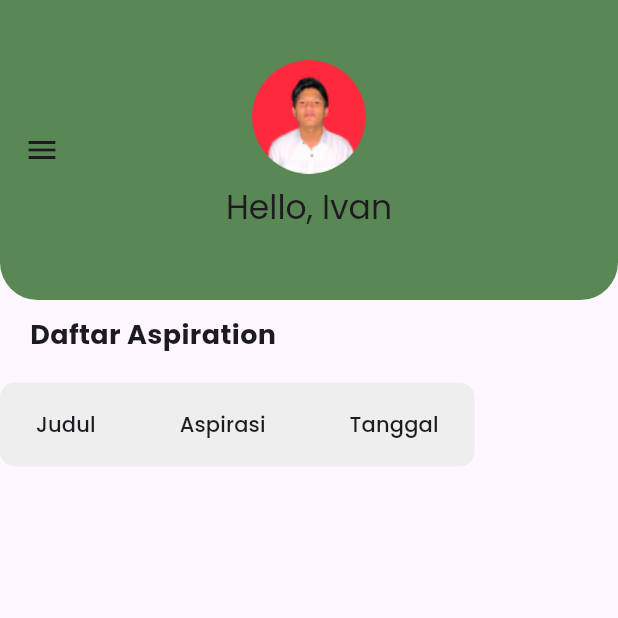
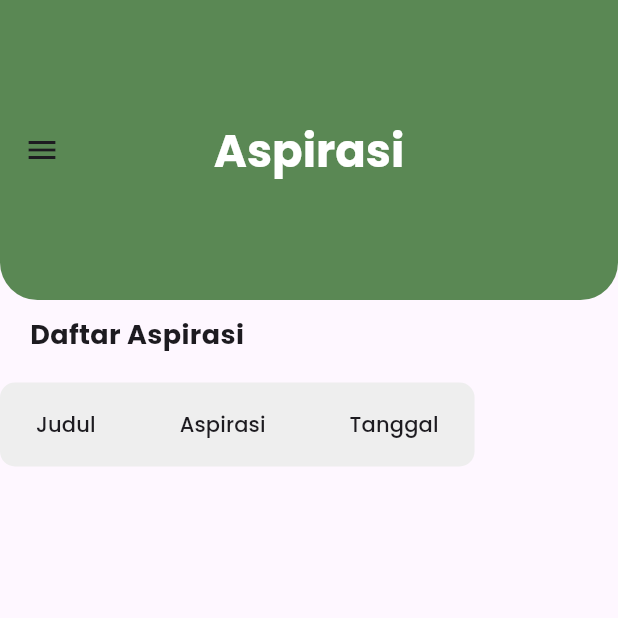
Before and after one commit to Rizkyepk/hmtk_app-master, a Flutter app: the DaftarAspirasi screen opened directly, on a phone screen of 412 x 824 dp, the top half of it. Run offline on Flutter 3.47's test engine with Material 3 defaults, Android fonts, the phone set to English and light mode, and no system bars; our stand-ins replace awesome_dialog, flutter_dotenv, google_fonts, image_picker, share_plus, shared_preferences and 2 more; accounts and stored records are empty; network calls fail.

Commit message:
formating daftar table

```diff
--- a/lib/presentation/admin/daftar_aspirasi.dart
+++ b/lib/presentation/admin/daftar_aspirasi.dart
@@ -66,24 +66,31 @@ class _DaftarAspirasiState extends State<DaftarAspirasi> {
         title: Column(
           mainAxisAlignment: MainAxisAlignment.center,
           children: [
-            GestureDetector(
-              onTap: () {
-                Navigator.push(
-                  context,
-                  MaterialPageRoute(
-                      builder: (context) => const ActivityFrame()),
-                );
-              },
-              child: ClipOval(
-                child: SizedBox.fromSize(
-                  size: const Size.fromRadius(38), // Image radius
-                  child: Image.asset('assets/ftprofil.png', fit: BoxFit.cover),
-                ),
-              ),
-            ),
+            // GestureDetector(
+            //   onTap: () {
+            //     Navigator.push(
+            //       context,
+            //       MaterialPageRoute(
+            //           builder: (context) => const ActivityFrame()),
+            //     );
+            //   },
+            //   child: ClipOval(
+            //     child: SizedBox.fromSize(
+            //       size: const Size.fromRadius(38), // Image radius
+            //       child: Image.asset('assets/ftprofil.png', fit: BoxFit.cover),
+            //     ),
+            //   ),
+            // ),
             Container(
                 padding: const EdgeInsets.all(8.0),
-                child: const Text('Hello, Ivan'))
+                child: const Text(
+                  'Aspirasi',
+                  style: TextStyle(
+                    fontWeight: FontWeight.bold,
+                    color: Colors.white,
+                    fontSize: 30,
+                  ),
+                ))
           ],
         ),
         shape: const RoundedRectangleBorder(
@@ -100,7 +107,7 @@ class _DaftarAspirasiState extends State<DaftarAspirasi> {
             padding: const EdgeInsets.fromLTRB(20, 10, 0, 0),
             height: 55,
             child: const Text(
-              "Daftar Aspiration",
+              "Daftar Aspirasi",
               style: TextStyle(
                 fontSize: 18,
                 fontWeight: FontWeight.bold,
@@ -136,7 +143,8 @@ class _DaftarAspirasiState extends State<DaftarAspirasi> {
                           ),
                         ),
                       ),
-                      DataCell(Text(aspirations["datetime"] ?? '')),
+                      DataCell(
+                          Text(formatDateTime(aspirations["datetime"] ?? ''))),
                     ],
                   );
                 }).toList(),
```
Also changed, not shown: lib/presentation/admin/daftar_aktivity.dart (+54 -10 lines), lib/presentation/admin/daftar_funtk.dart (+24 -17 lines), lib/presentation/admin/daftar_laboratory.dart (+16 -7 lines), lib/presentation/admin/daftar_shop.dart (+15 -9 lines), lib/presentation/admin/daftar_timeline.dart (+10 -2 lines), lib/presentation/admin/data_pesanan.dart (+8 -1 lines).
